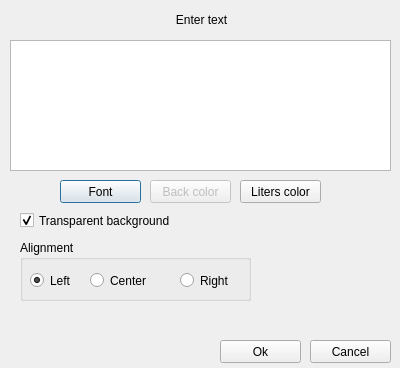
Old version of the form texteditor.ui in the repository viktand/vap4.
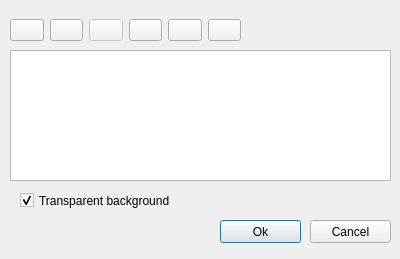
New version of the form. Icons and pictures are not drawn.

```diff
--- a/texteditor.ui
+++ b/texteditor.ui
@@ -7,7 +7,7 @@
     <x>0</x>
     <y>0</y>
     <width>400</width>
-    <height>368</height>
+    <height>259</height>
    </rect>
   </property>
   <property name="minimumSize">
@@ -16,6 +16,12 @@
     <height>259</height>
    </size>
   </property>
+  <property name="maximumSize">
+   <size>
+    <width>400</width>
+    <height>259</height>
+   </size>
+  </property>
   <property name="windowTitle">
    <string>Text block editor</string>
   </property>
@@ -23,79 +29,21 @@
    <iconset resource="res.qrc">
     <normaloff>:/new/prefix1/icon</normaloff>:/new/prefix1/icon</iconset>
   </property>
-  <widget class="QLabel" name="label">
-   <property name="geometry">
-    <rect>
-     <x>46</x>
-     <y>10</y>
-     <width>311</width>
-     <height>20</height>
-    </rect>
-   </property>
-   <property name="text">
-    <string>Enter text</string>
-   </property>
-   <property name="alignment">
-    <set>Qt::AlignCenter</set>
-   </property>
-  </widget>
   <widget class="QTextEdit" name="textEdit">
    <property name="geometry">
     <rect>
      <x>10</x>
-     <y>40</y>
+     <y>50</y>
      <width>381</width>
      <height>131</height>
     </rect>
    </property>
   </widget>
-  <widget class="QPushButton" name="pushButton">
-   <property name="geometry">
-    <rect>
-     <x>60</x>
-     <y>180</y>
-     <width>81</width>
-     <height>23</height>
-    </rect>
-   </property>
-   <property name="text">
-    <string>Font</string>
-   </property>
-  </widget>
-  <widget class="QPushButton" name="pushButton_2">
-   <property name="enabled">
-    <bool>false</bool>
-   </property>
-   <property name="geometry">
-    <rect>
-     <x>150</x>
-     <y>180</y>
-     <width>81</width>
-     <height>23</height>
-    </rect>
-   </property>
-   <property name="text">
-    <string>Back color</string>
-   </property>
-  </widget>
-  <widget class="QPushButton" name="pushButton_3">
-   <property name="geometry">
-    <rect>
-     <x>240</x>
-     <y>180</y>
-     <width>81</width>
-     <height>23</height>
-    </rect>
-   </property>
-   <property name="text">
-    <string>Liters color</string>
-   </property>
-  </widget>
   <widget class="QPushButton" name="pushButton_4">
    <property name="geometry">
     <rect>
      <x>220</x>
-     <y>340</y>
+     <y>220</y>
      <width>81</width>
      <height>23</height>
     </rect>
@@ -108,7 +56,7 @@
    <property name="geometry">
     <rect>
      <x>310</x>
-     <y>340</y>
+     <y>220</y>
      <width>81</width>
      <height>23</height>
     </rect>
@@ -121,7 +69,7 @@
    <property name="geometry">
     <rect>
      <x>20</x>
-     <y>210</y>
+     <y>190</y>
      <width>251</width>
      <height>21</height>
     </rect>
@@ -133,60 +81,122 @@
     <bool>true</bool>
    </property>
   </widget>
-  <widget class="QGroupBox" name="groupBox">
+  <widget class="QWidget" name="horizontalLayoutWidget">
    <property name="geometry">
     <rect>
-     <x>20</x>
-     <y>240</y>
+     <x>10</x>
+     <y>10</y>
      <width>231</width>
-     <height>61</height>
+     <height>41</height>
     </rect>
    </property>
-   <property name="title">
-    <string>Alignment</string>
-   </property>
-   <widget class="QRadioButton" name="radioButton">
-    <property name="geometry">
-     <rect>
-      <x>10</x>
-      <y>30</y>
-      <width>102</width>
-      <height>21</height>
-     </rect>
-    </property>
-    <property name="text">
-     <string>Left</string>
-    </property>
-    <property name="checked">
-     <bool>true</bool>
-    </property>
-   </widget>
-   <widget class="QRadioButton" name="radioButton_2">
-    <property name="geometry">
-     <rect>
-      <x>70</x>
-      <y>30</y>
-      <width>71</width>
-      <height>21</height>
-     </rect>
-    </property>
-    <property name="text">
-     <string>Center</string>
-    </property>
-   </widget>
-   <widget class="QRadioButton" name="radioButton_3">
-    <property name="geometry">
-     <rect>
-      <x>160</x>
-      <y>30</y>
-      <width>71</width>
-      <height>21</height>
-     </rect>
-    </property>
-    <property name="text">
-     <string>Right</string>
-    </property>
-   </widget>
+   <layout class="QHBoxLayout" name="horizontalLayout">
+    <item>
+     <widget class="QPushButton" name="pushButton">
+      <property name="text">
+       <string/>
+      </property>
+      <property name="icon">
+       <iconset resource="res.qrc">
+        <normaloff>:/new/prefix1/font</normaloff>:/new/prefix1/font</iconset>
+      </property>
+      <property name="iconSize">
+       <size>
+        <width>24</width>
+        <height>24</height>
+       </size>
+      </property>
+     </widget>
+    </item>
+    <item>
+     <widget class="QPushButton" name="pushButton_3">
+      <property name="text">
+       <string/>
+      </property>
+      <property name="icon">
+       <iconset resource="res.qrc">
+        <normaloff>:/new/prefix1/fontColor</normaloff>:/new/prefix1/fontColor</iconset>
+      </property>
+      <property name="iconSize">
+       <size>
+        <width>24</width>
+        <height>24</height>
+       </size>
+      </property>
+     </widget>
+    </item>
+    <item>
+     <widget class="QPushButton" name="pushButton_2">
+      <property name="enabled">
+       <bool>false</bool>
+      </property>
+      <property name="text">
+       <string/>
+      </property>
+      <property name="icon">
+       <iconset resource="res.qrc">
+        <normaloff>:/new/prefix1/backColor</normaloff>:/new/prefix1/backColor</iconset>
+      </property>
+      <property name="iconSize">
+       <size>
+        <width>24</width>
+        <height>24</height>
+       </size>
+      </property>
+     </widget>
+    </item>
+    <item>
+     <widget class="QPushButton" name="pushButton_6">
+      <property name="text">
+       <string/>
+      </property>
+      <property name="icon">
+       <iconset resource="res.qrc">
+        <normaloff>:/new/prefix1/left</normaloff>:/new/prefix1/left</iconset>
+      </property>
+      <property name="iconSize">
+       <size>
+        <width>24</width>
+        <height>24</height>
+       </size>
+      </property>
+     </widget>
+    </item>
+    <item>
+     <widget class="QPushButton" name="pushButton_7">
+      <property name="text">
+       <string/>
+      </property>
+      <property name="icon">
+       <iconset resource="res.qrc">
+        <normaloff>:/new/prefix1/center</normaloff>:/new/prefix1/center</iconset>
+      </property>
+      <property name="iconSize">
+       <size>
+        <width>24</width>
+        <height>24</height>
+       </size>
+      </property>
+     </widget>
+    </item>
+    <item>
+     <widget class="QPushButton" name="pushButton_8">
+      <property name="text">
+       <string/>
+      </property>
+      <property name="icon">
+       <iconset resource="res.qrc">
+        <normaloff>:/new/prefix1/right</normaloff>:/new/prefix1/right</iconset>
+      </property>
+      <property name="iconSize">
+       <size>
+        <width>24</width>
+        <height>24</height>
+       </size>
+      </property>
+     </widget>
+    </item>
+   </layout>
   </widget>
  </widget>
  <resources>
```
